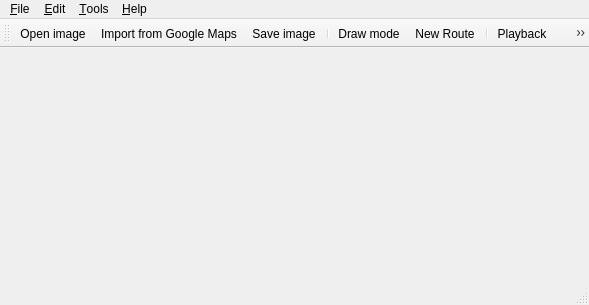
Old version of the form src/routegen.ui in the repository michjans/routegen.
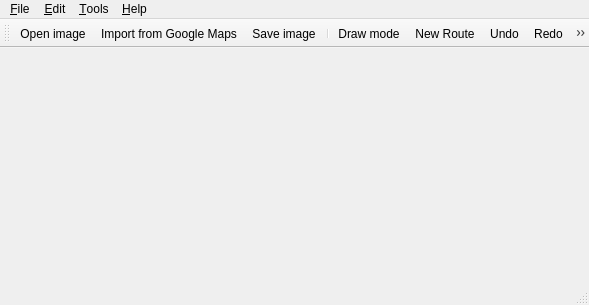
New version of the form. Icons and pictures are not drawn.

Commit message: add Undo/Redo to main toolbar

The edit to the form file:
```diff
--- a/src/routegen.ui
+++ b/src/routegen.ui
@@ -109,6 +109,8 @@
    <addaction name="separator"/>
    <addaction name="actionDraw_mode"/>
    <addaction name="actionNew_route"/>
+   <addaction name="action_Undo"/>
+   <addaction name="action_Redo"/>
    <addaction name="separator"/>
    <addaction name="actionPlayback"/>
    <addaction name="actionStop"/>
```
